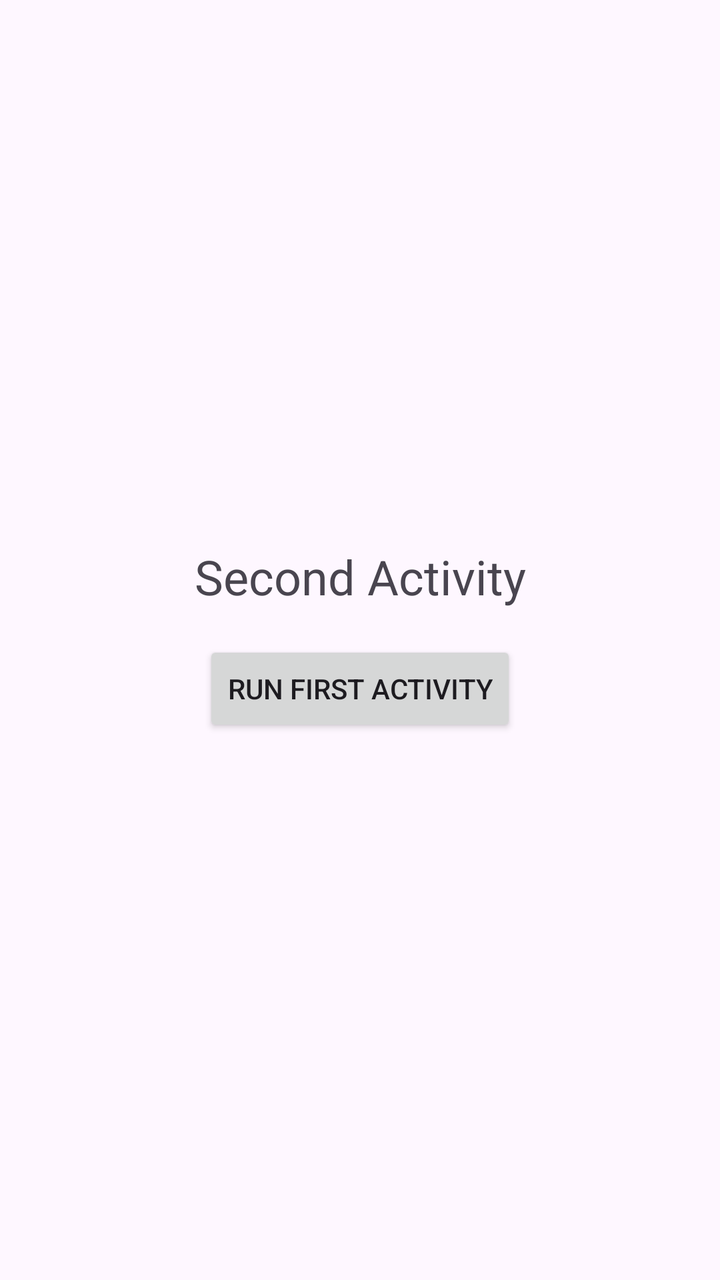
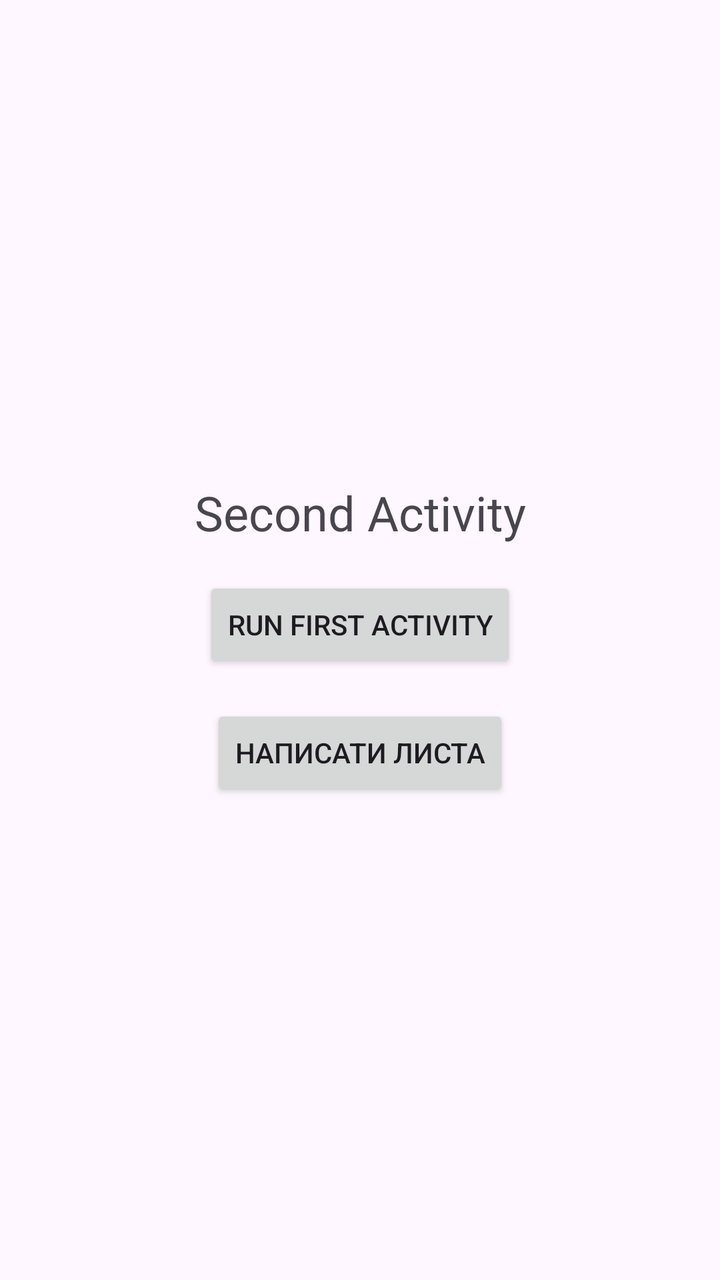

The first picture is an Android layout as it rendered before a commit; the second is the same layout after the commit. The layout source and the unified diff follow.
<!-- AndroidManifest.xml: application theme Theme.FistApplication -->
<!-- res/layout/activity_second.xml -->
<?xml version="1.0" encoding="utf-8"?>
<androidx.constraintlayout.widget.ConstraintLayout xmlns:android="http://schemas.android.com/apk/res/android"
    xmlns:app="http://schemas.android.com/apk/res-auto"
    xmlns:tools="http://schemas.android.com/tools"
    android:id="@+id/main"
    android:layout_width="match_parent"
    android:layout_height="match_parent"
    tools:context=".SecondActivity">

    <TextView
        android:id="@+id/textViewTitle"
        android:layout_width="wrap_content"
        android:layout_height="wrap_content"
        android:text="Second Activity"
        android:textSize="24sp"
        android:layout_marginBottom="16dp"
        app:layout_constraintBottom_toTopOf="@+id/btnRunFirstActivity"
        app:layout_constraintEnd_toEndOf="parent"
        app:layout_constraintStart_toStartOf="parent"
        app:layout_constraintTop_toTopOf="parent"
        app:layout_constraintVertical_chainStyle="packed" />

    <Button
        android:id="@+id/btnRunFirstActivity"
        android:layout_width="wrap_content"
        android:layout_height="wrap_content"
        android:text="Run First Activity"
        app:layout_constraintBottom_toBottomOf="parent"
        app:layout_constraintEnd_toEndOf="parent"
        app:layout_constraintStart_toStartOf="parent"
        app:layout_constraintTop_toBottomOf="@+id/textViewTitle" />

</androidx.constraintlayout.widget.ConstraintLayout>
<!-- resources referenced by this layout -->
<resources>
  <style name="Theme.FistApplication" parent="Base.Theme.FistApplication" />
  <style name="Base.Theme.FistApplication" parent="Theme.Material3.DayNight.NoActionBar">
          
          
      </style>
</resources>

<!-- the commit's change to res/layout/activity_second.xml (unified diff, before → after) -->
@@ -25,9 +25,20 @@
         android:layout_width="wrap_content"
         android:layout_height="wrap_content"
         android:text="Run First Activity"
-        app:layout_constraintBottom_toBottomOf="parent"
+        android:layout_marginBottom="16dp"
+        app:layout_constraintBottom_toTopOf="@+id/btnSendEmail"
         app:layout_constraintEnd_toEndOf="parent"
         app:layout_constraintStart_toStartOf="parent"
         app:layout_constraintTop_toBottomOf="@+id/textViewTitle" />
 
+    <Button
+        android:id="@+id/btnSendEmail"
+        android:layout_width="wrap_content"
+        android:layout_height="wrap_content"
+        android:text="Написати листа"
+        app:layout_constraintBottom_toBottomOf="parent"
+        app:layout_constraintEnd_toEndOf="parent"
+        app:layout_constraintStart_toStartOf="parent"
+        app:layout_constraintTop_toBottomOf="@+id/btnRunFirstActivity" />
+
 </androidx.constraintlayout.widget.ConstraintLayout>
